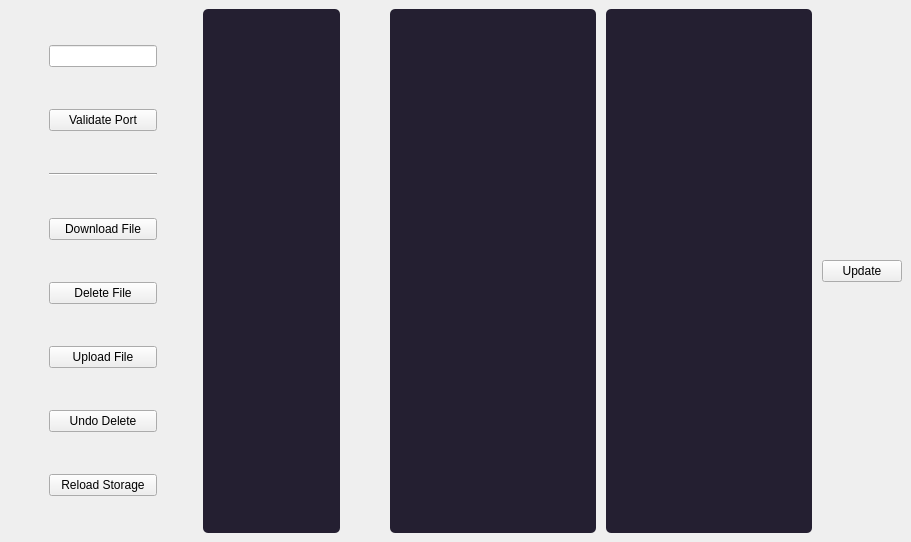
Above: qtapplication/mainwindow.ui from kralloie/cloud-storage-system before the change. Below: the same form after it.
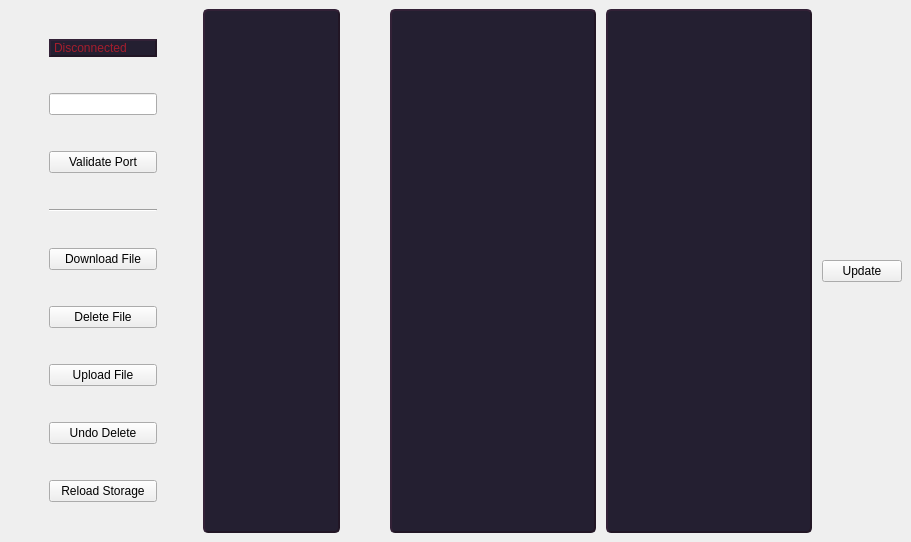
That is the form after the change. Icons and pictures are not drawn.

Commit message: Added label that represents the connection status and few UI styles

The edit to the form file:
```diff
--- a/qtapplication/mainwindow.ui
+++ b/qtapplication/mainwindow.ui
@@ -55,7 +55,9 @@
          <string notr="true">font-size: 20px;
 background-color: rgb(36, 31, 49);
 border-radius: 5px;
-</string>
+border-style:outset;
+border-width:2px;
+border-color:rgb(34, 22, 37);</string>
         </property>
        </widget>
       </item>
@@ -79,6 +81,9 @@
 height:100px;
 background-color: rgb(36, 31, 49);
 border-radius: 5px;
+border-style:outset;
+border-width:2px;
+border-color:rgb(34, 22, 37);
 </string>
         </property>
         <property name="text">
@@ -91,6 +96,9 @@
         <property name="styleSheet">
          <string notr="true">background-color: rgb(36, 31, 49);
 border-radius: 5px;
+border-style:outset;
+border-width:2px;
+border-color:rgb(34, 22, 37);
 </string>
         </property>
        </widget>
@@ -121,10 +129,30 @@
      </spacer>
     </item>
     <item row="0" column="1">
-     <layout class="QVBoxLayout" name="verticalLayout" stretch="0,0,0,0,0,0,0,0">
+     <layout class="QVBoxLayout" name="verticalLayout" stretch="0,0,0,0,0,0,0,0,0">
       <property name="sizeConstraint">
        <enum>QLayout::SetDefaultConstraint</enum>
       </property>
+      <item>
+       <widget class="QLabel" name="stateLabel">
+        <property name="sizePolicy">
+         <sizepolicy hsizetype="Preferred" vsizetype="Fixed">
+          <horstretch>0</horstretch>
+          <verstretch>0</verstretch>
+         </sizepolicy>
+        </property>
+        <property name="styleSheet">
+         <string notr="true">background-color:rgb(36, 31, 49);
+border-style:outset;
+border-width:2px;
+border-color:rgb(34, 22, 37);
+color:rgb(165, 29, 45);</string>
+        </property>
+        <property name="text">
+         <string>Disconnected</string>
+        </property>
+       </widget>
+      </item>
       <item>
        <widget class="QLineEdit" name="portInput"/>
       </item>
```
The commit also changes 1 other file.
